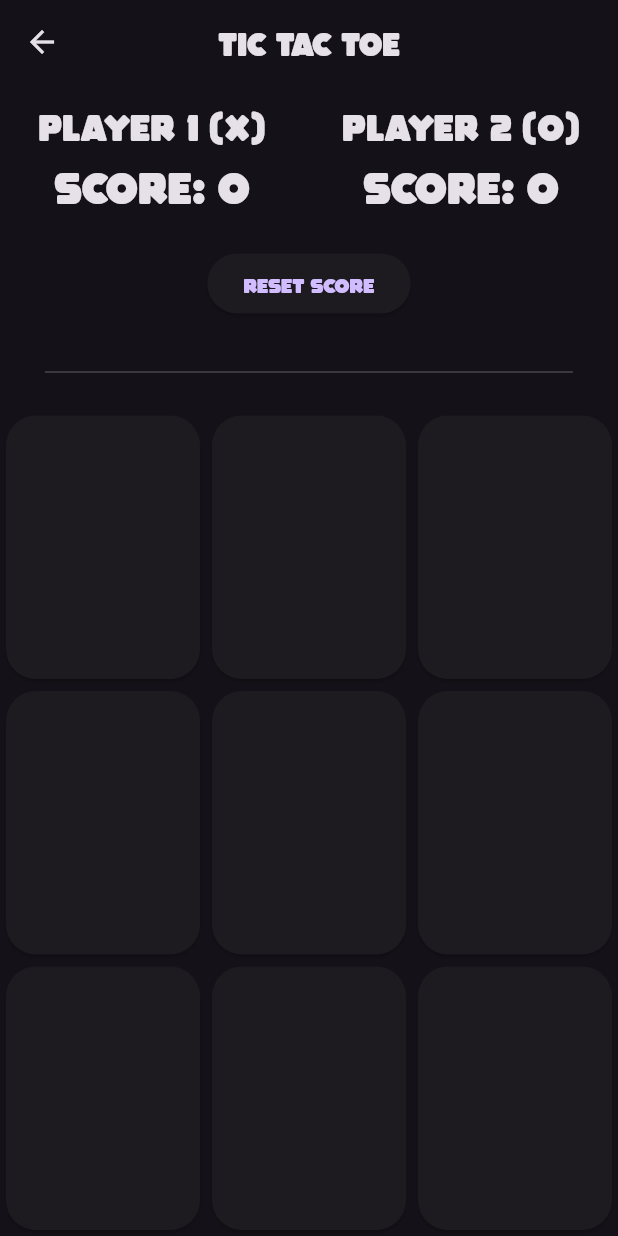
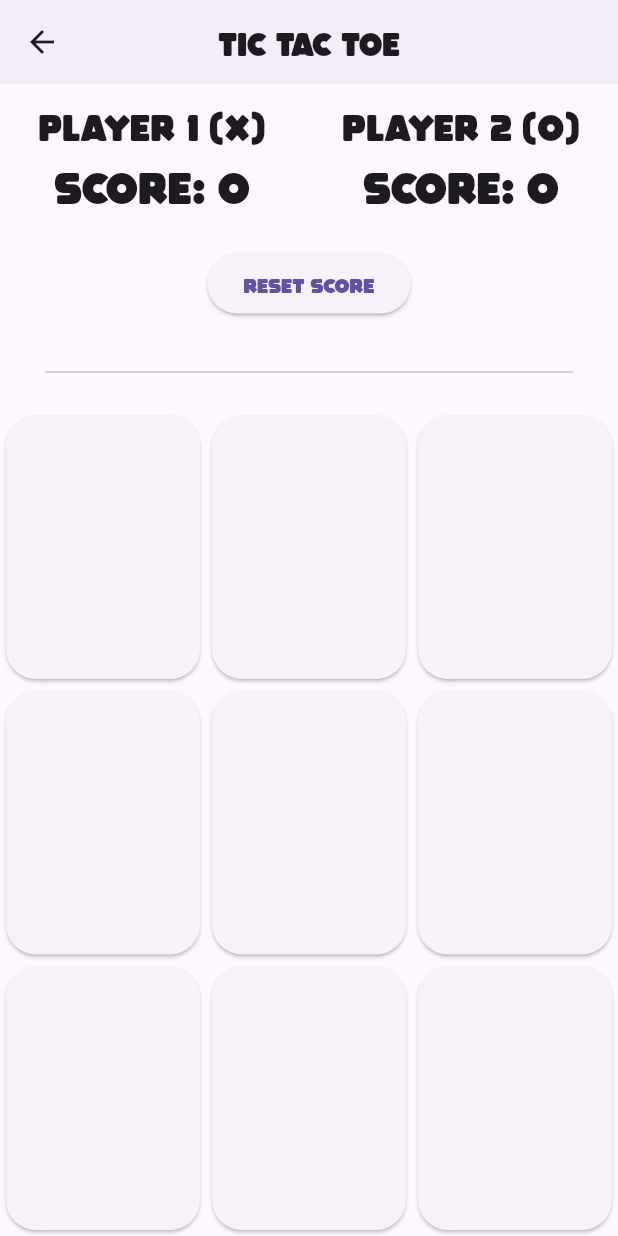
Before and after one commit to yousefsobhy12/tic_tac_toe, a Flutter app: the screen it shows after launch, after a tap on an icon or button, on a phone screen of 412 x 824 dp. Run offline on Flutter 3.47's test engine with Material 3 defaults, Android fonts, the phone set to English and light mode, and no system bars; our stand-ins replace animated_theme_switcher, font_awesome_flutter, shared_preferences.

Commit message:
theme added in main file

```diff
--- a/lib/main.dart
+++ b/lib/main.dart
@@ -1,22 +1,36 @@
+import 'package:animated_theme_switcher/animated_theme_switcher.dart';
 import 'package:flutter/material.dart';
+import 'package:tic_tac_toe/theme_service.dart';
 import 'package:tic_tac_toe/views/home_view.dart';
 
-void main() {
-  runApp(const TicTacToe());
+void main() async {
+  WidgetsFlutterBinding.ensureInitialized();
+  final themeService = await ThemeService.instance;
+  var initTheme = themeService.initial;
+  runApp(TicTacToe(theme: initTheme));
 }
 
 class TicTacToe extends StatelessWidget {
-  const TicTacToe({super.key});
+
+  const TicTacToe({super.key, required this.theme});
+
+  final ThemeData theme;
 
   @override
-  Widget build(BuildContext context) {
-    return MaterialApp(
-      debugShowCheckedModeBanner: false,
-      theme: ThemeData(
-        fontFamily: 'ToyBox',
-        brightness: Brightness.dark,
+    Widget build(BuildContext context) {
+    return ThemeProvider(
+      initTheme: theme.copyWith(
+        textTheme: theme.textTheme.apply(
+          fontFamily: 'ToyBox',
+        ),
       ),
-      home: const HomeView(),
+      builder: (_, theme) {
+        return MaterialApp(
+          debugShowCheckedModeBanner: false,
+          theme: theme,
+          home: const HomeView(),
+        );
+      },
     );
   }
 }
```
Also changed, not shown: 1 other file.
